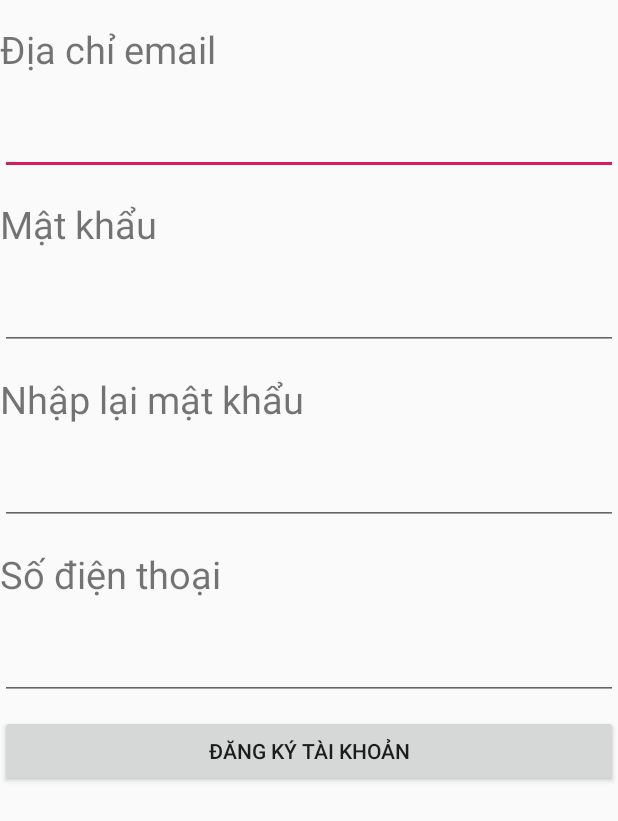
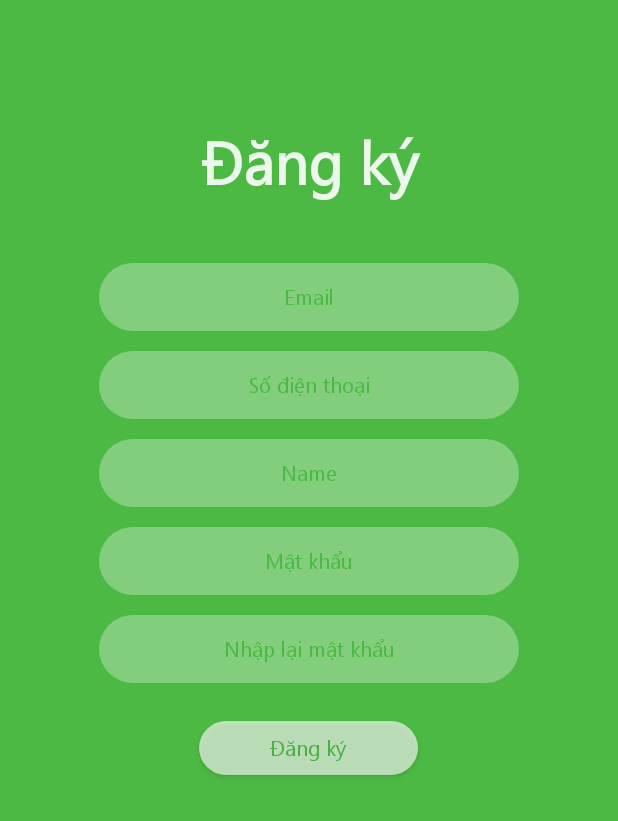
Before and after one commit to hieutdt/Uber_17CNTN, an Android app: the layout fragment_sign_up.xml on its own in the app's theme, with its tools: preview values and no code run, on a phone screen of 412 x 824 dp. Shown: the top 821 px of the screen. Run offline under Robolectric (Android 15) with nearby library versions, the phone set to English and light mode, and no system bars.

Commit message:
ui update

```diff
--- a/app/src/main/res/layout/fragment_login.xml
+++ b/app/src/main/res/layout/fragment_login.xml
@@ -20,7 +20,7 @@
         android:textAlignment="center" />
 
     <EditText
-        android:id="@+id/login_phone_number"
+        android:id="@+id/login_email"
         android:layout_width="280dp"
         android:layout_height="45dp"
         android:textSize="14dp"
@@ -31,8 +31,23 @@
         android:background="@drawable/edit_text_shape"
         android:alpha="0.34"
         android:textColorHint="#4CB944"
-        android:hint="Số điện thoại"
+        android:hint="Email"
         android:layout_marginBottom="13dp" />
+
+    <EditText
+        android:id="@+id/login_password"
+        android:layout_width="280dp"
+        android:layout_height="45dp"
+        android:textSize="14dp"
+        android:textColor="@android:color/black"
+        android:textAlignment="center"
+        android:fontFamily="@font/segoe_ui_regular"
+        android:background="@drawable/edit_text_shape"
+        android:alpha="0.34"
+        android:textColorHint="#4CB944"
+        android:hint="Password"
+        android:layout_marginBottom="20dp"
+        android:inputType="textPassword"/>
 
     <Button
         android:id="@+id/login_button_login"
@@ -47,4 +62,11 @@
         android:textColor="@color/green"
         android:layout_marginBottom="25dp"/>
 
+    <ImageView
+        android:layout_width="120dp"
+        android:layout_height="120dp"
+        android:src="@drawable/routing"
+        android:layout_marginTop="90dp"
+        android:layout_marginBottom="35dp"/>
+
 </LinearLayout>
--- a/app/src/main/res/layout/fragment_sign_up.xml
+++ b/app/src/main/res/layout/fragment_sign_up.xml
@@ -1,64 +1,107 @@
 <?xml version="1.0" encoding="utf-8"?>
-<LinearLayout xmlns:android="http://schemas.android.com/apk/res/android"
-    android:orientation="vertical" android:layout_width="match_parent"
-    android:layout_height="match_parent">
+<LinearLayout
+    xmlns:android="http://schemas.android.com/apk/res/android"
+    android:orientation="vertical"
+    android:layout_width="match_parent"
+    android:layout_height="match_parent"
+    android:background="#4CB944"
+    android:gravity="center_horizontal">
+
 
     <TextView
         android:layout_width="match_parent"
         android:layout_height="wrap_content"
-        android:text="Địa chỉ email"
-        android:textSize="25dp"
-        android:layout_marginTop="15dp"/>
+        android:layout_marginTop="80dp"
+        android:text="Đăng ký"
+        android:textSize="40dp"
+        android:textStyle="bold"
+        android:fontFamily="@font/segoe_ui_regular"
+        android:textColor="@color/white_transparent"
+        android:textAlignment="center" />
+
     <EditText
         android:id="@+id/sign_up_email"
-        android:layout_width="match_parent"
-        android:layout_height="wrap_content"
-        android:textSize="30dp"
-        android:layout_marginTop="5dp"/>
-    <TextView
-        android:layout_width="match_parent"
-        android:layout_height="wrap_content"
-        android:text="Mật khẩu"
-        android:textSize="25dp"
-        android:layout_marginTop="15dp"/>
+        android:layout_width="280dp"
+        android:layout_height="45dp"
+        android:textSize="14dp"
+        android:textColor="@android:color/white"
+        android:textAlignment="center"
+        android:layout_marginTop="40dp"
+        android:fontFamily="@font/segoe_ui_regular"
+        android:background="@drawable/edit_text_shape"
+        android:alpha="0.34"
+        android:textColorHint="#4CB944"
+        android:hint="Email"
+        android:layout_marginBottom="13dp" />
+
+    <EditText
+        android:id="@+id/sign_up_phone"
+        android:layout_width="280dp"
+        android:layout_height="45dp"
+        android:textSize="14dp"
+        android:textColor="@android:color/white"
+        android:textAlignment="center"
+        android:fontFamily="@font/segoe_ui_regular"
+        android:background="@drawable/edit_text_shape"
+        android:alpha="0.34"
+        android:textColorHint="#4CB944"
+        android:hint="Số điện thoại"
+        android:layout_marginBottom="13dp" />
+
+    <EditText
+        android:id="@+id/sign_up_name"
+        android:layout_width="280dp"
+        android:layout_height="45dp"
+        android:textSize="14dp"
+        android:textColor="@android:color/white"
+        android:textAlignment="center"
+        android:fontFamily="@font/segoe_ui_regular"
+        android:background="@drawable/edit_text_shape"
+        android:alpha="0.34"
+        android:textColorHint="#4CB944"
+        android:hint="Name"
+        android:layout_marginBottom="13dp" />
+
     <EditText
         android:id="@+id/sign_up_password"
-        android:layout_width="match_parent"
-        android:layout_height="wrap_content"
-        android:textSize="30dp"
-        android:layout_marginTop="5dp"/>
-    <TextView
-        android:layout_width="match_parent"
-        android:layout_height="wrap_content"
-        android:text="Nhập lại mật khẩu"
-        android:textSize="25dp"
-        android:layout_marginTop="15dp"/>
+        android:layout_width="280dp"
+        android:layout_height="45dp"
+        android:textSize="14dp"
+        android:textColor="@android:color/white"
+        android:textAlignment="center"
+        android:fontFamily="@font/segoe_ui_regular"
+        android:background="@drawable/edit_text_shape"
+        android:alpha="0.34"
+        android:textColorHint="#4CB944"
+        android:hint="Mật khẩu"
+        android:layout_marginBottom="13dp"
+        android:inputType="textPassword"/>
+
     <EditText
         android:id="@+id/sign_up_password_retype"
-        android:layout_width="match_parent"
-        android:layout_height="wrap_content"
-        android:textSize="30dp"
-        android:layout_marginTop="5dp"/>
-
-    <TextView
-        android:layout_width="match_parent"
-        android:layout_height="wrap_content"
-        android:text="Số điện thoại"
-        android:textSize="25dp"
-        android:layout_marginTop="15dp"/>
-    <EditText
-        android:id="@+id/sign_up_phone"
-        android:layout_width="match_parent"
-        android:layout_height="wrap_content"
-        android:textSize="30dp"
-        android:layout_marginTop="5dp"/>
+        android:layout_width="280dp"
+        android:layout_height="45dp"
+        android:textSize="14dp"
+        android:textColor="@android:color/white"
+        android:textAlignment="center"
+        android:fontFamily="@font/segoe_ui_regular"
+        android:background="@drawable/edit_text_shape"
+        android:alpha="0.34"
+        android:textColorHint="#4CB944"
+        android:hint="Nhập lại mật khẩu"
+        android:layout_marginBottom="25dp"
+        android:inputType="textPassword"/>
 
     <Button
         android:id="@+id/sign_up_button"
-        android:layout_width="match_parent"
-        android:layout_height="wrap_content"
-        android:layout_marginTop="10dp"
-        android:text="ĐĂNG KÝ TÀI KHOẢN" />
-
+        android:layout_width="146dp"
+        android:layout_height="36dp"
+        android:background="@drawable/edit_text_shape"
+        android:alpha="0.7"
+        android:fontFamily="@font/segoe_ui_regular"
+        android:text="Đăng ký"
+        android:textAllCaps="false"
+        android:textColor="@color/green"
+        android:layout_marginBottom="25dp"/>
 
 </LinearLayout>
```
Also changed, not shown: app/src/main/res/drawable-v24/routing.png (added), 3 other files.
